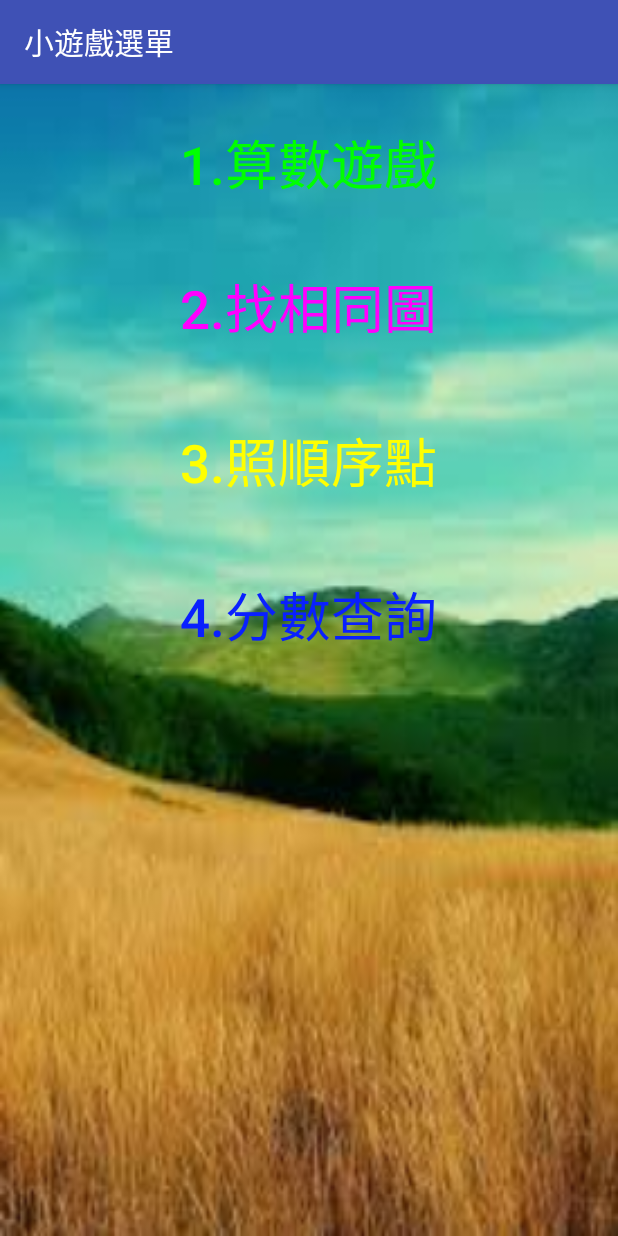
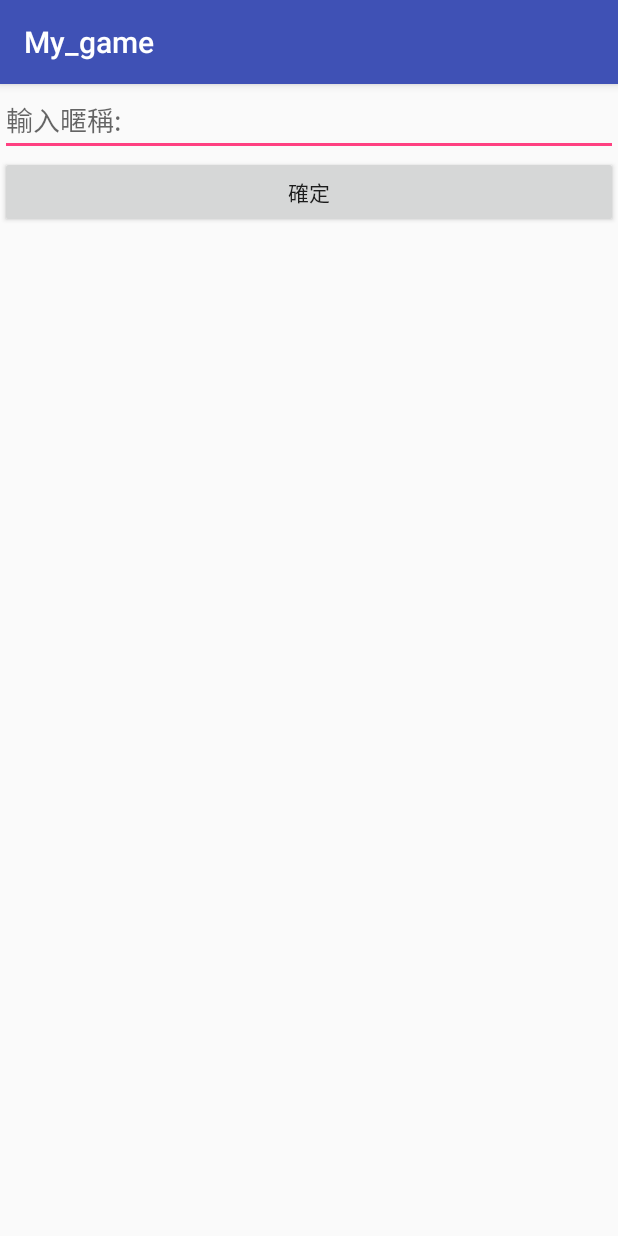
Before and after one commit to CarryJone/my_game, an Android app: the screen it shows after launch (MainActivity before the commit, UserName after it), on a phone screen of 412 x 824 dp. Run offline under Robolectric (Android 15) with nearby library versions, the phone set to English and light mode, and no system bars.

Commit message:
1. 新增登陸ID 判斷無登入過會要求輸入暱稱 2. 修改照數字點擊1~50

```diff
--- a/my_game/build.gradle
+++ b/my_game/build.gradle
@@ -27,7 +27,8 @@ dependencies {
     androidTestCompile('com.android.support.test.espresso:espresso-core:2.2.2', {
         exclude group: 'com.android.support', module: 'support-annotations'
     })
+    compile files('libs/exp4j-0.4.8.jar')
     compile 'com.android.support:appcompat-v7:25.1.1'
+    compile 'com.android.support.constraint:constraint-layout:1.0.1'
     testCompile 'junit:junit:4.12'
-    compile files('libs/exp4j-0.4.8.jar')
 }
--- a/my_game/src/main/java/com/example/my_game/MainActivity.java
+++ b/my_game/src/main/java/com/example/my_game/MainActivity.java
@@ -4,7 +4,9 @@ import android.content.Context;
 import android.content.Intent;
 import android.os.Bundle;
 import android.support.v7.app.AppCompatActivity;
+import android.util.Log;
 import android.view.View;
+import android.widget.TextView;
 
 import com.example.my_game.congame.Congame;
 import com.example.my_game.math.MathGame;
@@ -12,12 +14,23 @@ import com.example.my_game.photo.Photo;
 
 public class MainActivity extends AppCompatActivity {
     private Context context;
+    private TextView textView;
+    private UserModel muserModel;
+    private Myapplication myapplication;
+    private long time = 0;
+    private int count = 0;
     @Override
     protected void onCreate(Bundle savedInstanceState) {
         super.onCreate(savedInstanceState);
         setContentView(R.layout.activity_main);
+        //設定隱藏標題
+        getSupportActionBar().hide();
+        //設定隱藏狀態
+        getWindow().getDecorView().setSystemUiVisibility(View.SYSTEM_UI_FLAG_FULLSCREEN);
         context = this;
-        setTitle("小遊戲選單");
+        textView = (TextView) findViewById(R.id.tv_title);
+        muserModel = UserModel.getInstence();
+        myapplication = Myapplication.getInstence();
     }
 
     public void onClick(View view){
@@ -41,7 +54,35 @@ public class MainActivity extends AppCompatActivity {
                 startActivity(intent4);
 //
                 break;
+            case R.id.tv_title:
+                if((System.currentTimeMillis()-time) < 250) {
+                    count++;
+                    time = System.currentTimeMillis();
+                    Log.d("MyDebug", System.currentTimeMillis() + "");
+                    //因為第一下是更新
+                     if(count >= 4){
+                        Intent i = new Intent(this,UserName.class);
+                        startActivity(i);
+                        count = 0;
+                     }
+                }else {
+                    time = System.currentTimeMillis();
+                    count = 0;
+                }
+
+
+                break;
 
         }
     }
+    @Override
+    protected void onResume() {
+        super.onResume();
+        Log.d("MyDebug :","mainonpause"+muserModel.getisfirst());
+        if(myapplication.islogin()){
+            Intent intent = new Intent(context,UserName.class);
+            startActivityForResult(intent,101);
+        }
+        textView.setText("Hi "+muserModel.getName());
+    }
 }
--- /dev/null
+++ b/my_game/src/main/java/com/example/my_game/Myapplication.java
@@ -0,0 +1,65 @@
+package com.example.my_game;
+
+import android.app.Application;
+import android.content.Context;
+import android.content.SharedPreferences;
+import android.net.ConnectivityManager;
+import android.net.NetworkInfo;
+import android.util.Log;
+
+/**
+ * Created by bryan on 2017/3/30.
+ */
+
+public class Myapplication extends Application {
+    private static Myapplication myapplication;
+    private UserModel userModel;
+    public static Myapplication getInstence(){
+        return myapplication;
+    }
+    private SharedPreferences sp;
+
+    @Override
+    public void onCreate() {
+        super.onCreate();
+        myapplication = this;
+        userModel = UserModel.getInstence();
+        sp = getSharedPreferences("myname",Context.MODE_PRIVATE);
+        islogin();
+    }
+    public boolean getInternetStatus(){
+        ConnectivityManager mConnectivityManager = (ConnectivityManager) getSystemService(Context.CONNECTIVITY_SERVICE);
+        NetworkInfo networkInfo = mConnectivityManager.getActiveNetworkInfo();
+        //網路是否可用
+        networkInfo.isAvailable();
+        // 網路是否已連線(true or false)
+        networkInfo.isConnected();
+        // 網路連線方式名稱(WIFI or mobile)
+        networkInfo.getTypeName();
+        // 網路連線狀態(CONNECTED or DISCONNECTED)
+        networkInfo.getState();
+        return  networkInfo.isConnected();
+    }
+    public void saveUserName(String name){
+        //紀錄name
+        userModel.setName(name);
+        //將name 記錄到暫存資料
+        SharedPreferences.Editor editor = sp.edit();
+        editor.putString("name",name);
+        editor.commit();
+    }
+    public boolean islogin(){
+
+        String name = sp.getString("name","");
+        Log.d("MyDebug :","islogin"+name);
+        if(name.equals("")||name.equals(null)){
+            userModel.setIsfirst(true);
+            return true;
+        }else{
+            userModel.setName(name);
+            return false;
+        }
+    }
+
+
+}
--- /dev/null
+++ b/my_game/src/main/java/com/example/my_game/UserModel.java
@@ -0,0 +1,30 @@
+package com.example.my_game;
+
+/**
+ * Created by bryan on 2017/3/30.
+ */
+
+public class UserModel {
+    private static UserModel muserModel = new UserModel();
+    private String name;
+    private boolean isfirst = true;
+    public static UserModel getInstence() {
+        return muserModel;
+    }
+
+    public String getName() {
+        return name;
+    }
+
+    public void setName(String name) {
+        this.name = name;
+    }
+
+    public boolean getisfirst() {
+        return isfirst;
+    }
+
+    public void setIsfirst(boolean isfirst) {
+        this.isfirst = isfirst;
+    }
+}
--- /dev/null
+++ b/my_game/src/main/java/com/example/my_game/UserName.java
@@ -0,0 +1,34 @@
+package com.example.my_game;
+
+import android.content.Context;
+import android.content.Intent;
+import android.os.Bundle;
+import android.support.v7.app.AppCompatActivity;
+import android.util.Log;
+import android.view.View;
+import android.widget.EditText;
+
+public class UserName extends AppCompatActivity {
+    private EditText editText;
+    private Myapplication myapplication;
+    private UserModel userModel;
+    private Context mcontext;
+
+    @Override
+    protected void onCreate(Bundle savedInstanceState) {
+        super.onCreate(savedInstanceState);
+        setContentView(R.layout.activity_user_name);
+        mcontext = this;
+        myapplication = Myapplication.getInstence();
+        userModel = UserModel.getInstence();
+        Log.d("MyDebug :","nameActivityonCreate");
+    }
+
+    public void onClick(View view){
+        editText = (EditText) findViewById(R.id.username);
+        myapplication.saveUserName(editText.getText().toString());
+        Intent intent = new Intent();
+        setResult(101,intent);
+        finish();
+    }
+}
--- a/my_game/src/main/java/com/example/my_game/math/MathGame.java
+++ b/my_game/src/main/java/com/example/my_game/math/MathGame.java
@@ -9,6 +9,7 @@ import android.os.CountDownTimer;
 import android.os.Handler;
 import android.support.v7.app.AlertDialog;
 import android.support.v7.app.AppCompatActivity;
+import android.util.Log;
 import android.view.Menu;
 import android.view.MenuItem;
 import android.view.View;
@@ -17,6 +18,7 @@ import android.widget.TextView;
 import android.widget.Toast;
 
 import com.example.my_game.R;
+import com.example.my_game.UserModel;
 
 import net.objecthunter.exp4j.ExpressionBuilder;
 
@@ -31,12 +33,15 @@ public class MathGame extends AppCompatActivity {
     private MediaPlayer player;
     private  String name = "tim";
     private SQLiteDatabase db;
+    public UserModel muserdate;
 
 
     @Override
     protected void onCreate(Bundle savedInstanceState) {
         super.onCreate(savedInstanceState);
         setContentView(R.layout.activity_math_game);
+        muserdate = UserModel.getInstence();
+        Log.d("MyDebug",muserdate.getName());
         setTitle("算數遊戲");
         textView = (TextView) findViewById(R.id.textView);
         textView2 = (TextView) findViewById(R.id.textView2);
--- a/my_game/src/main/res/layout/activity_main.xml
+++ b/my_game/src/main/res/layout/activity_main.xml
@@ -1,65 +1,76 @@
 <?xml version="1.0" encoding="utf-8"?>
-<RelativeLayout xmlns:android="http://schemas.android.com/apk/res/android"
+<LinearLayout xmlns:android="http://schemas.android.com/apk/res/android"
     xmlns:tools="http://schemas.android.com/tools" android:id="@+id/activity_main"
     android:layout_width="match_parent" android:layout_height="match_parent"
     android:paddingBottom="@dimen/activity_vertical_margin"
     android:paddingLeft="@dimen/activity_horizontal_margin"
     android:paddingRight="@dimen/activity_horizontal_margin"
     android:paddingTop="@dimen/activity_vertical_margin"
+    android:orientation="vertical"
     tools:context="com.example.my_game.MainActivity"
     android:background="@drawable/back">
 
-    <Button
-        android:text="1.算數遊戲"
+    <TextView
+        android:id="@+id/tv_title"
         android:layout_width="wrap_content"
         android:layout_height="wrap_content"
+        android:clickable="true"
+        android:text="Title"
+        android:onClick="onClick"
+        android:textSize="30sp" />
+
+    <Button
         android:id="@+id/b01"
         style="?android:attr/borderlessButtonStyle"
-        android:textSize="16pt"
-        android:textColor="#00ff00"
+        android:layout_width="match_parent"
+        android:layout_height="wrap_content"
         android:layout_alignParentTop="true"
         android:layout_centerHorizontal="true"
-        android:onClick="onClick" />
+        android:onClick="onClick"
+        android:text="1.算數遊戲"
+        android:textColor="#00ff00"
+        android:textSize="16pt" />
 
     <Button
-        android:text="2.找相同圖"
-        android:layout_width="wrap_content"
+        android:id="@+id/b02"
+        style="?android:attr/borderlessButtonStyle"
+        android:layout_width="match_parent"
         android:layout_height="wrap_content"
-        android:id="@+id/b02"
-        android:layout_marginTop="23dp"
-        style="?android:attr/borderlessButtonStyle"
-        android:textSize="16pt"
-        android:textColor="#ff00ff"
-        android:layout_below="@+id/b01"
         android:layout_alignLeft="@+id/b01"
         android:layout_alignStart="@+id/b01"
-        android:onClick="onClick" />
+        android:layout_below="@+id/b01"
+        android:layout_marginTop="23dp"
+        android:onClick="onClick"
+        android:text="2.找相同圖"
+        android:textColor="#ff00ff"
+        android:textSize="16pt" />
 
     <Button
-        android:text="4.分數查詢"
-        android:layout_width="wrap_content"
+        android:id="@+id/b03"
+        style="?android:attr/borderlessButtonStyle"
+        android:layout_width="match_parent"
         android:layout_height="wrap_content"
+        android:layout_alignLeft="@+id/b02"
+        android:layout_alignStart="@+id/b02"
+        android:layout_below="@+id/b02"
         android:layout_marginTop="30dp"
+        android:onClick="onClick"
+        android:text="3.照順序點"
+        android:textColor="#ffff00"
+        android:textSize="16pt" />
+
+    <Button
         android:id="@+id/b04"
         style="?android:attr/borderlessButtonStyle"
-        android:textSize="16pt"
-        android:textColor="#0920ff"
-        android:layout_below="@+id/b03"
+        android:layout_width="match_parent"
+        android:layout_height="wrap_content"
         android:layout_alignLeft="@+id/b03"
         android:layout_alignStart="@+id/b03"
-        android:onClick="onClick" />
+        android:layout_below="@+id/b03"
+        android:layout_marginTop="30dp"
+        android:onClick="onClick"
+        android:text="4.分數查詢"
+        android:textColor="#0920ff"
+        android:textSize="16pt" />
 
-    <Button
-        android:text="3.照順序點"
-        android:layout_width="wrap_content"
-        android:layout_height="wrap_content"
-        android:id="@+id/b03"
-        style="?android:attr/borderlessButtonStyle"
-        android:textSize="16pt"
-        android:textColor="#ffff00"
-        android:layout_marginTop="30dp"
-        android:layout_below="@+id/b02"
-        android:layout_alignLeft="@+id/b02"
-        android:layout_alignStart="@+id/b02"
-        android:onClick="onClick" />
-</RelativeLayout>
+</LinearLayout>
--- /dev/null
+++ b/my_game/src/main/res/layout/activity_user_name.xml
@@ -0,0 +1,24 @@
+<?xml version="1.0" encoding="utf-8"?>
+<LinearLayout xmlns:android="http://schemas.android.com/apk/res/android"
+    xmlns:app="http://schemas.android.com/apk/res-auto"
+    xmlns:tools="http://schemas.android.com/tools"
+    android:layout_width="match_parent"
+    android:orientation="vertical"
+    android:layout_height="match_parent"
+    tools:context="com.example.my_game.UserName">
+
+    <EditText
+        android:id="@+id/username"
+        android:layout_width="match_parent"
+        android:layout_height="wrap_content"
+        android:ems="10"
+        android:hint="輸入暱稱:"
+        android:inputType="textPersonName" />
+
+    <Button
+        android:id="@+id/entname"
+        android:layout_width="match_parent"
+        android:layout_height="wrap_content"
+        android:onClick="onClick"
+        android:text="確定" />
+</LinearLayout>
```
Also changed, not shown: my_game/src/main/AndroidManifest.xml (+19 -13 lines), my_game/src/main/java/com/example/my_game/congame/Congame.java (+33 -18 lines), my_game/src/main/java/com/example/my_game/math/MathGame2.java (+5 -9 lines), my_game/src/main/java/com/example/my_game/photo/Photo.java (+13 -13 lines), my_game/src/main/res/layout/activity_math_game2.xml (+0 -14 lines).
